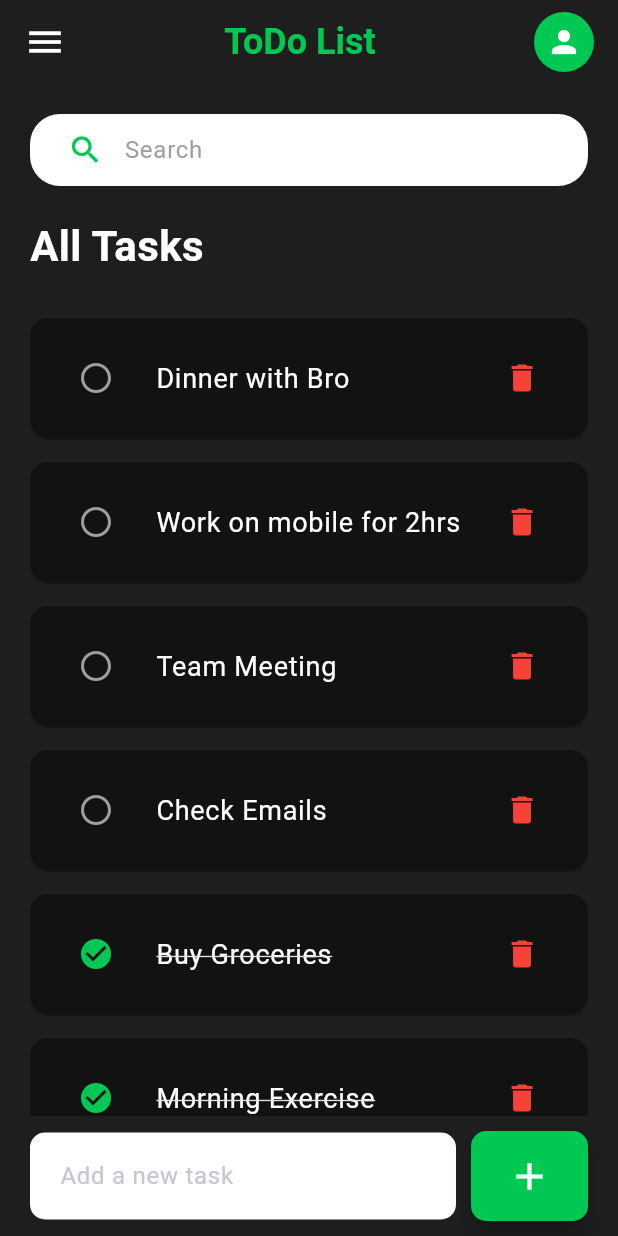
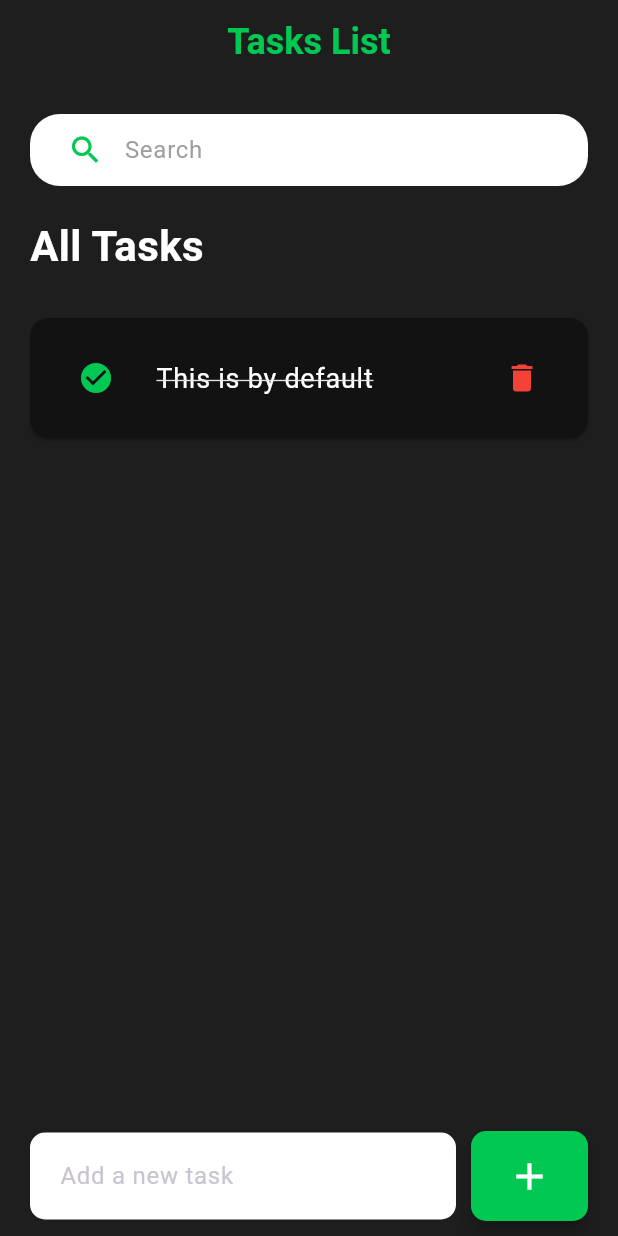
Before and after one commit to saadahmad358/personal-tasks-manager-app, a Flutter app: the screen it shows after launch, on a phone screen of 412 x 824 dp. Run offline on Flutter 3.47's test engine with Material 3 defaults, Android fonts, the phone set to English and light mode, and no system bars; our stand-ins replace shared_preferences.

Commit message:
First commit

```diff
--- a/lib/main.dart
+++ b/lib/main.dart
@@ -21,9 +21,9 @@ class MyApp extends StatelessWidget {
         scaffoldBackgroundColor: const Color(0xFF1E1E1E),
         primaryColor: Colors.greenAccent,
         textTheme: ThemeData.dark().textTheme.apply(
-          bodyColor: Colors.white,
-          displayColor: Colors.white,
-        ),
+              bodyColor: Colors.white,
+              displayColor: Colors.white,
+            ),
       ),
       home: const HomeScreen(),
     );
--- a/lib/model/todo.dart
+++ b/lib/model/todo.dart
@@ -3,16 +3,34 @@ class ToDo {
   String todoText;
   bool isDone;
 
-  ToDo({required this.id, required this.todoText, this.isDone = false});
+  ToDo({
+    required this.id,
+    required this.todoText,
+    this.isDone = false,
+  });
 
+  // Convert a ToDo object into a Map (for JSON encoding)
+  Map<String, dynamic> toJson() {
+    return {
+      'id': id,
+      'todoText': todoText,
+      'isDone': isDone,
+    };
+  }
+
+  // Create a ToDo object from a JSON map
+  factory ToDo.fromJson(Map<String, dynamic> json) {
+    return ToDo(
+      id: json['id'],
+      todoText: json['todoText'],
+      isDone: json['isDone'] ?? false,
+    );
+  }
+
+  // ✅ Static method for sample list (used in HomeScreen)
   static List<ToDo> todoList() {
     return [
-      ToDo(id: '01', todoText: 'Morning Exercise', isDone: true),
-      ToDo(id: '02', todoText: 'Buy Groceries', isDone: true),
-      ToDo(id: '03', todoText: 'Check Emails'),
-      ToDo(id: '04', todoText: 'Team Meeting'),
-      ToDo(id: '05', todoText: 'Work on mobile for 2hrs'),
-      ToDo(id: '06', todoText: 'Dinner with Bro'),
+      ToDo(id: '01', todoText: 'This is by default', isDone: true),
     ];
   }
 }
--- a/lib/screens/home_screen.dart
+++ b/lib/screens/home_screen.dart
@@ -1,4 +1,6 @@
+import 'dart:convert';
 import 'package:flutter/material.dart';
+import 'package:shared_preferences/shared_preferences.dart';
 import '../model/todo.dart';
 import '../constants/colors.dart';
 import '../widgets/todo_item.dart';
@@ -11,15 +13,103 @@ class HomeScreen extends StatefulWidget {
 }
 
 class _HomeScreenState extends State<HomeScreen> {
-  final todosList = ToDo.todoList();
+  List<ToDo> todosList = [];
   List<ToDo> _foundToDo = [];
   final _todoController = TextEditingController();
   ToDo? _lastDeleted;
 
   @override
   void initState() {
-    _foundToDo = todosList;
     super.initState();
+    _loadFromLocal();
+  }
+
+  Future<void> _saveToLocal() async {
+    SharedPreferences prefs = await SharedPreferences.getInstance();
+    List<String> todoJsonList =
+        todosList.map((todo) => json.encode(todo.toJson())).toList();
+    await prefs.setStringList('todos', todoJsonList);
+  }
+
+  Future<void> _loadFromLocal() async {
+    SharedPreferences prefs = await SharedPreferences.getInstance();
+    List<String>? todoJsonList = prefs.getStringList('todos');
+    setState(() {
+      if (todoJsonList != null) {
+        todosList = todoJsonList
+            .map((item) => ToDo.fromJson(json.decode(item)))
+            .toList();
+      } else {
+        todosList = ToDo.todoList(); // fallback
+      }
+      _runFilter('');
+    });
+  }
+
+  void _handleToDoChange(ToDo todo) {
+    setState(() {
+      todo.isDone = !todo.isDone;
+    });
+    _saveToLocal();
+  }
+
+  void _deleteToDoItem(String id, ToDo todo) {
+    setState(() {
+      todosList.removeWhere((item) => item.id == id);
+      _foundToDo.removeWhere((item) => item.id == id);
+      _lastDeleted = todo;
+    });
+    _saveToLocal();
+
+    ScaffoldMessenger.of(context).showSnackBar(
+      SnackBar(
+        content: Text(
+          "Task '${todo.todoText}' removed",
+          style: const TextStyle(color: tdWhite),
+        ),
+        backgroundColor: tdBlack,
+        action: SnackBarAction(
+          label: "Undo",
+          textColor: tdGreen,
+          onPressed: () {
+            setState(() {
+              todosList.add(_lastDeleted!);
+              _runFilter('');
+            });
+            _saveToLocal();
+          },
+        ),
+      ),
+    );
+  }
+
+  void _addToDoItem(String toDo) {
+    if (toDo.trim().isEmpty) return;
+    final newTodo = ToDo(
+      id: DateTime.now().microsecondsSinceEpoch.toString(),
+      todoText: toDo,
+    );
+    setState(() {
+      todosList.add(newTodo);
+      _runFilter('');
+    });
+    _todoController.clear();
+    _saveToLocal();
+  }
+
+  void _runFilter(String keyword) {
+    List<ToDo> results = [];
+    if (keyword.isEmpty) {
+      results = todosList;
+    } else {
+      results = todosList
+          .where((item) =>
+              item.todoText.toLowerCase().contains(keyword.toLowerCase()))
+          .toList();
+    }
+    setState(() {
+      _foundToDo = results;
+    });
   }
 
   @override
@@ -35,7 +125,7 @@ class _HomeScreenState extends State<HomeScreen> {
               children: [
                 searchBox(),
                 const SizedBox(height: 20),
-                Align(
+                const Align(
                   alignment: Alignment.centerLeft,
                   child: Text(
                     'All Tasks',
@@ -84,64 +174,6 @@ class _HomeScreenState extends State<HomeScreen> {
     );
   }
 
-  void _handleToDoChange(ToDo todo) {
-    setState(() {
-      todo.isDone = !todo.isDone;
-    });
-  }
-
-  void _deleteToDoItem(String id, ToDo todo) {
-    setState(() {
-      todosList.removeWhere((item) => item.id == id);
-      _foundToDo.removeWhere((item) => item.id == id);
-      _lastDeleted = todo;
-    });
-
-    ScaffoldMessenger.of(context).showSnackBar(
-      SnackBar(
-        content: Text("Task '${todo.todoText}' removed", style: TextStyle(color: tdWhite),),
-        backgroundColor: tdBlack,
-        action: SnackBarAction(
-          label: "Undo",
-          textColor: tdGreen,
-          onPressed: () {
-            setState(() {
-              todosList.add(_lastDeleted!);
-              _runFilter('');
-            });
-          },
-        ),
-      ),
-    );
-  }
-
-  void _addToDoItem(String toDo) {
-    if (toDo.trim().isEmpty) return;
-    setState(() {
-      final newTodo = ToDo(
-        id: DateTime.now().microsecondsSinceEpoch.toString(),
-        todoText: toDo,
-      );
-      todosList.add(newTodo);
-      _runFilter('');
-    });
-    _todoController.clear();
-  }
-
-  void _runFilter(String keyword) {
-    List<ToDo> results = [];
-    if (keyword.isEmpty) {
-      results = todosList;
-    } else {
-      results = todosList
-          .where((item) => item.todoText.toLowerCase().contains(keyword.toLowerCase()))
-          .toList();
-    }
-    setState(() {
-      _foundToDo = results;
-    });
-  }
-
   Widget searchBox() {
     return Container(
       padding: const EdgeInsets.symmetric(horizontal: 15),
@@ -151,25 +183,24 @@ class _HomeScreenState extends State<HomeScreen> {
       ),
       child: TextField(
         onChanged: (value) => _runFilter(value),
-        style: TextStyle(color: tdBlack),
-        decoration: InputDecoration(
+        style: const TextStyle(color: tdBlack),
+        decoration: const InputDecoration(
           prefixIcon: Padding(
-            padding: const EdgeInsets.only(left: 10, right: 10),
+            padding: EdgeInsets.only(left: 10, right: 10),
             child: Icon(Icons.search, color: tdGreen),
           ),
-          prefixIconConstraints: const BoxConstraints(
+          prefixIconConstraints: BoxConstraints(
             minWidth: 30,
             minHeight: 30,
           ),
           hintText: 'Search',
           hintStyle: TextStyle(color: tdGrey),
           border: InputBorder.none,
-          contentPadding: const EdgeInsets.symmetric(vertical: 10),
+          contentPadding: EdgeInsets.symmetric(vertical: 10),
         ),
       ),
     );
   }
-
 
   Widget _buildAddToDoBar() {
     return Container(
@@ -190,7 +221,7 @@ class _HomeScreenState extends State<HomeScreen> {
                   hintText: 'Add a new task',
                   border: InputBorder.none,
                 ),
-                style: TextStyle(color: Colors.black),
+                style: const TextStyle(color: Colors.black),
               ),
             ),
           ),
@@ -216,18 +247,15 @@ class _HomeScreenState extends State<HomeScreen> {
     return AppBar(
       backgroundColor: tdBGColor,
       elevation: 0,
-      title: Row(
-        mainAxisAlignment: MainAxisAlignment.spaceBetween,
-        children: [
-          const Icon(Icons.menu, color: tdWhite, size: 28),
-          Text('ToDo List',
-              style: TextStyle(color: tdGreen, fontSize: 24, fontWeight: FontWeight.bold)),
-          CircleAvatar(
-            backgroundColor: tdGreen,
-            child: const Icon(Icons.person, color: tdWhite),
-          ),
-        ],
+      title: const Text(
+        'Tasks List',
+        style: TextStyle(
+          color: tdGreen,
+          fontSize: 24,
+          fontWeight: FontWeight.bold,
+        ),
       ),
+      centerTitle: true,
     );
   }
 }
--- a/pubspec.yaml
+++ b/pubspec.yaml
@@ -35,6 +35,7 @@ dependencies:
   # The following adds the Cupertino Icons font to your application.
   # Use with the CupertinoIcons class for iOS style icons.
   cupertino_icons: ^1.0.8
+  shared_preferences: ^2.5.3
 
 dev_dependencies:
   flutter_test:
```
Also changed, not shown: pubspec.lock, 125 other files.
